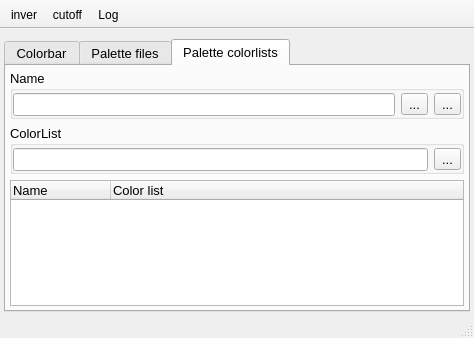
NeutrinoToolkit/Neutrino, file UIs/nColorBar.ui: the form before one commit.
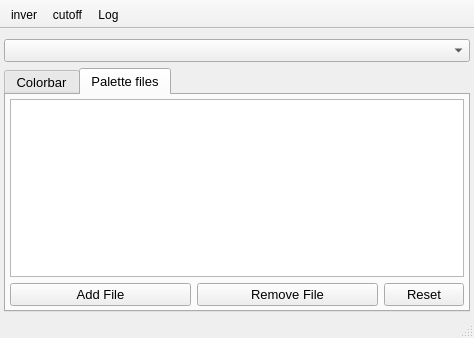
The form after the commit. The open tabs and pages were chosen to show the change. Icons and pictures are not drawn. Custom widgets are drawn as their Qt base class.

Patch:
```diff
--- a/UIs/nColorBar.ui
+++ b/UIs/nColorBar.ui
@@ -36,7 +36,7 @@
     <property name="bottomMargin">
      <number>4</number>
     </property>
-    <item row="0" column="0">
+    <item row="1" column="0">
      <widget class="QTabWidget" name="colorbarTabs">
       <property name="font">
        <font>
@@ -271,7 +271,7 @@
        <attribute name="title">
         <string>Palette files</string>
        </attribute>
-       <layout class="QGridLayout" name="gridLayout_9">
+       <layout class="QGridLayout" name="gridLayout_9" columnstretch="1,1,0">
         <property name="leftMargin">
          <number>4</number>
         </property>
@@ -308,7 +308,19 @@
           </property>
          </widget>
         </item>
-        <item row="1" column="0" colspan="2">
+        <item row="2" column="2">
+         <widget class="QPushButton" name="resetPalettes">
+          <property name="font">
+           <font>
+            <pointsize>10</pointsize>
+           </font>
+          </property>
+          <property name="text">
+           <string>Reset</string>
+          </property>
+         </widget>
+        </item>
+        <item row="1" column="0" colspan="3">
          <widget class="QListWidget" name="fileList">
           <property name="font">
            <font>
@@ -325,173 +337,15 @@
         </item>
        </layout>
       </widget>
-      <widget class="QWidget" name="tab_2">
-       <attribute name="title">
-        <string>Palette colorlists</string>
-       </attribute>
-       <layout class="QGridLayout" name="gridLayout_7">
-        <property name="leftMargin">
-         <number>4</number>
-        </property>
-        <property name="topMargin">
-         <number>4</number>
-        </property>
-        <property name="rightMargin">
-         <number>4</number>
-        </property>
-        <property name="bottomMargin">
-         <number>4</number>
-        </property>
-        <item row="4" column="0">
-         <widget class="QTreeWidget" name="paletteColorlist">
-          <property name="font">
-           <font>
-            <pointsize>10</pointsize>
-           </font>
-          </property>
-          <property name="editTriggers">
-           <set>QAbstractItemView::NoEditTriggers</set>
-          </property>
-          <property name="alternatingRowColors">
-           <bool>true</bool>
-          </property>
-          <attribute name="headerDefaultSectionSize">
-           <number>100</number>
-          </attribute>
-          <column>
-           <property name="text">
-            <string>Name</string>
-           </property>
-          </column>
-          <column>
-           <property name="text">
-            <string>Color list</string>
-           </property>
-          </column>
-         </widget>
-        </item>
-        <item row="1" column="0">
-         <widget class="QWidget" name="widget_2" native="true">
-          <layout class="QGridLayout" name="gridLayout_5" columnstretch="1">
-           <property name="leftMargin">
-            <number>0</number>
-           </property>
-           <property name="topMargin">
-            <number>0</number>
-           </property>
-           <property name="rightMargin">
-            <number>0</number>
-           </property>
-           <property name="bottomMargin">
-            <number>0</number>
-           </property>
-           <item row="0" column="0">
-            <widget class="QGroupBox" name="groupBox">
-             <property name="title">
-              <string>Name</string>
-             </property>
-             <layout class="QGridLayout" name="gridLayout_6">
-              <property name="leftMargin">
-               <number>0</number>
-              </property>
-              <property name="topMargin">
-               <number>2</number>
-              </property>
-              <property name="rightMargin">
-               <number>0</number>
-              </property>
-              <property name="bottomMargin">
-               <number>0</number>
-              </property>
-              <item row="0" column="2">
-               <widget class="QLineEdit" name="paletteName">
-                <property name="font">
-                 <font>
-                  <pointsize>10</pointsize>
-                 </font>
-                </property>
-                <property name="text">
-                 <string/>
-                </property>
-               </widget>
-              </item>
-              <item row="0" column="3">
-               <widget class="QToolButton" name="addPalette">
-                <property name="text">
-                 <string>...</string>
-                </property>
-                <property name="icon">
-                 <iconset>
-                  <normaloff>:icons//plus.png</normaloff>:icons//plus.png</iconset>
-                </property>
-               </widget>
-              </item>
-              <item row="0" column="4">
-               <widget class="QToolButton" name="removePalette">
-                <property name="text">
-                 <string>...</string>
-                </property>
-                <property name="icon">
-                 <iconset>
-                  <normaloff>:icons//remove.png</normaloff>:icons//remove.png</iconset>
-                </property>
-               </widget>
-              </item>
-             </layout>
-            </widget>
-           </item>
-          </layout>
-         </widget>
-        </item>
-        <item row="2" column="0">
-         <widget class="QGroupBox" name="groupBox_2">
-          <property name="title">
-           <string>ColorList</string>
-          </property>
-          <layout class="QGridLayout" name="gridLayout_3">
-           <property name="leftMargin">
-            <number>0</number>
-           </property>
-           <property name="topMargin">
-            <number>2</number>
-           </property>
-           <property name="rightMargin">
-            <number>0</number>
-           </property>
-           <property name="bottomMargin">
-            <number>0</number>
-           </property>
-           <item row="0" column="0">
-            <widget class="QLineEdit" name="colorlist">
-             <property name="font">
-              <font>
-               <pointsize>10</pointsize>
-              </font>
-             </property>
-             <property name="toolTip">
-              <string>Comma separated pair ov val and color e.g.  0 #dbff54, 1 #ff6ea0</string>
-             </property>
-             <property name="text">
-              <string/>
-             </property>
-            </widget>
-           </item>
-           <item row="0" column="1">
-            <widget class="QToolButton" name="addColor">
-             <property name="text">
-              <string>...</string>
-             </property>
-             <property name="icon">
-              <iconset>
-               <normaloff>:icons//colors.png</normaloff>:icons//colors.png</iconset>
-             </property>
-            </widget>
-           </item>
-          </layout>
-         </widget>
-        </item>
-       </layout>
-      </widget>
+     </widget>
+    </item>
+    <item row="0" column="0">
+     <widget class="QComboBox" name="palettes">
+      <property name="font">
+       <font>
+        <pointsize>10</pointsize>
+       </font>
+      </property>
      </widget>
     </item>
    </layout>
```
Left out of the diff: 20 changed lines with no effect on the pictures.
